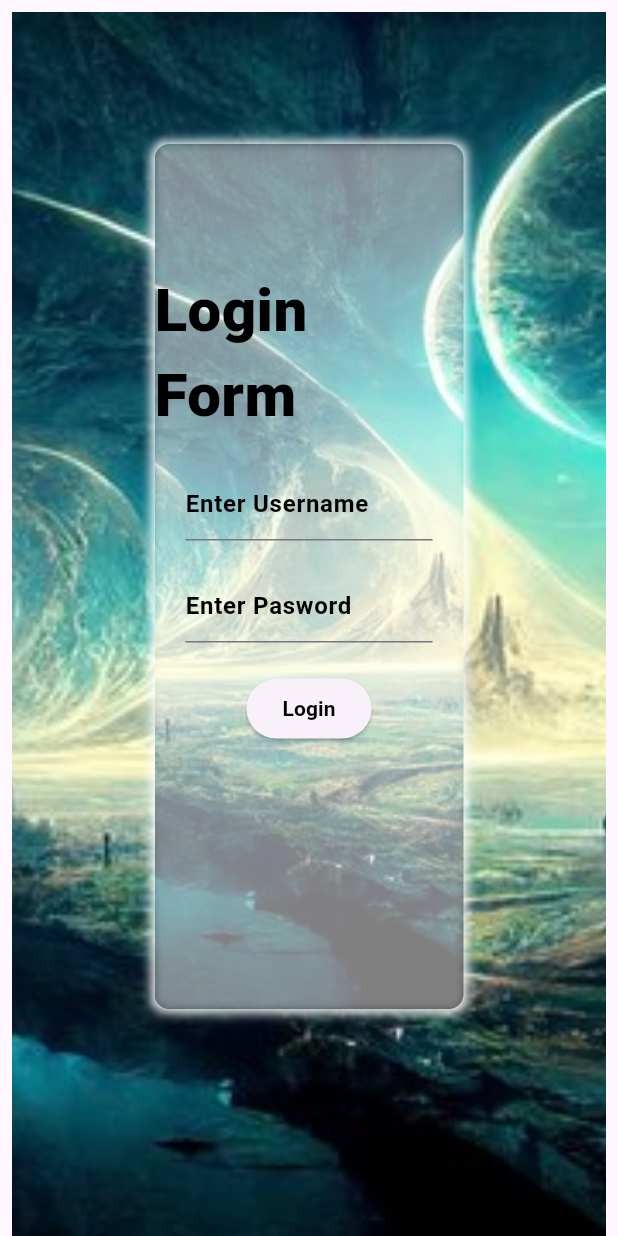
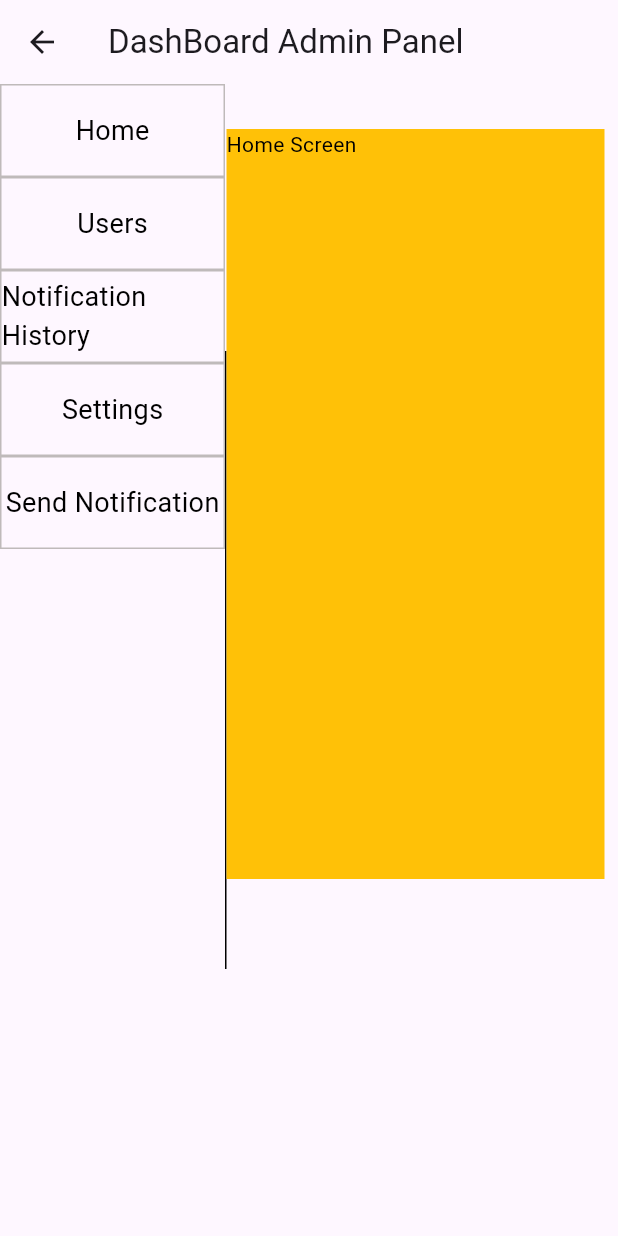
Before and after one commit to AadityaaGupta/webdashboardadminpanel, a Flutter app: the screen it shows after launch, after a tap on "Login", on a phone screen of 412 x 824 dp. Run offline on Flutter 3.47's test engine with Material 3 defaults, Android fonts, the phone set to English and light mode, and no system bars.

```diff
--- /dev/null
+++ b/lib/Dashboard_homescreen.dart
@@ -0,0 +1,20 @@
+
+
+import 'package:flutter/cupertino.dart';
+import 'package:flutter/material.dart';
+
+
+class MainHomeScreen extends StatefulWidget{
+  @override
+  State<MainHomeScreen> createState() => _MainHomeScreenState();
+}
+class _MainHomeScreenState extends State<MainHomeScreen> {
+  @override
+  Widget build(BuildContext context) {
+  return Container(
+      height: 500,
+      color: Colors.amber,
+      child: Text('Home Screen',style: TextStyle(color: Colors.black),),
+    );
+  }
+}
--- a/lib/Login.dart
+++ b/lib/Login.dart
@@ -1,4 +1,6 @@
 import 'package:flutter/material.dart';
+
+import 'dashboard_admin_panel.dart';
 
 
 class Login extends StatefulWidget {
@@ -99,7 +101,9 @@ class _LoginState extends State<Login> {
                             ),
                             Center(
                                 child: ElevatedButton(
-                              onPressed: () {},
+                              onPressed: () {
+                                Navigator.push(context, MaterialPageRoute(builder: (context)=>DashBoardAdminPanelScreen()));
+                              },
                               child: Text('Login',
                                   style: TextStyle(
                                     fontWeight: FontWeight.bold,
--- /dev/null
+++ b/lib/dashboard_admin_panel.dart
@@ -0,0 +1,82 @@
+import 'package:flutter/foundation.dart';
+import 'package:flutter/material.dart';
+import 'package:flutter/widgets.dart';
+
+import 'Dashboard_homescreen.dart';
+import 'dashboard_left.dart';
+import 'dashboard_notificationhistory_screen.dart';
+import 'dashboard_sendnotification_screen.dart';
+import 'dashboard_settingsscreen.dart';
+import 'dashboard_usersscreen.dart';
+
+
+class DashBoardAdminPanelScreen extends StatefulWidget {
+  const DashBoardAdminPanelScreen({super.key});
+
+  @override
+  State<DashBoardAdminPanelScreen> createState() => _DashBoardAdminPanelScreenState();
+}
+
+class _DashBoardAdminPanelScreenState extends State<DashBoardAdminPanelScreen> {
+  int indexMain = 0;
+
+  Widget ChangeData(int index) {
+    switch (index) {
+      case 0:
+      print("object");
+        return MainHomeScreen();
+      case 1:
+       print("object1");
+        return UsersScreen();
+      case 2:
+       print("object2");
+        return NotificationHistoryScreen();
+        case 3:
+       print("object3");
+        return SettingsScreen();
+        case 4:
+       print("object4");
+        return SendNotificationScreen();
+      default:
+        MainHomeScreen();
+    }
+    return (Container(
+      child: Text('dataaaa'),
+    ));
+  }
+
+  @override
+  Widget build(BuildContext context) {
+    return Scaffold(
+        appBar: AppBar(
+          title: Text("DashBoard Admin Panel"),
+        ),
+        body: Row(
+          children: [
+            Container(
+              width: 150,
+              child: DashBoardAdminPanelLeft((index) {
+                ChangeData(indexMain);
+                setState(() {
+                  indexMain = index;
+                });
+              }),
+            ),
+            Container(
+              width: 1,
+              color: Colors.black,
+              height: MediaQuery.of(context).size.width,
+            ),
+            Column(
+              children: [
+                Container(
+                  margin: EdgeInsets.fromLTRB(0, 30, 0, 0),
+                  width:  MediaQuery.of(context).size.width - 160,
+                  child: ChangeData(indexMain),
+                ),
+              ],
+            ),
+          ],
+        ));
+  }
+}
--- /dev/null
+++ b/lib/dashboard_left.dart
@@ -0,0 +1,64 @@
+import 'dart:math';
+import 'package:flutter/cupertino.dart';
+import 'package:flutter/material.dart';
+
+
+class DashBoardAdminPanelLeft extends StatefulWidget {
+  Function(int ) onClick;
+  DashBoardAdminPanelLeft(this.onClick);
+  @override
+  State<DashBoardAdminPanelLeft> createState() => _DashBoardAdminPanelLeftState();
+}
+
+class DashboardAdminPanelLeft {
+  String title;
+  DashboardAdminPanelLeft(this.title);
+}
+
+List<DashboardAdminPanelLeft> DashboardAdminPanelLeftList = [
+  DashboardAdminPanelLeft('Home'),
+  DashboardAdminPanelLeft('Users'),
+  DashboardAdminPanelLeft('Notification History'),
+  DashboardAdminPanelLeft('Settings'),
+  DashboardAdminPanelLeft('Send Notification'),
+];
+
+class _DashBoardAdminPanelLeftState extends State<DashBoardAdminPanelLeft> {
+  int SelectIndex = 0;
+  @override
+  Widget build(BuildContext context) {
+    return Expanded(
+      child: ListView.builder(
+          scrollDirection: Axis.vertical,
+          itemCount: DashboardAdminPanelLeftList.length,
+          itemBuilder: (context, index) {
+            return Container(
+                decoration: BoxDecoration(
+                    border: Border.all(width: 1, color: const Color.fromARGB(255, 191, 186, 186))),
+                child: InkResponse(
+                    child: Column(
+                      children: [
+                        Container(
+                          alignment: Alignment.center,
+                          width: MediaQuery.of(context).size.width,
+                          height: 60,
+                          child: InkWell(
+                            child: Text(DashboardAdminPanelLeftList[index].title,
+                                style: TextStyle(
+                                    color: Colors.black, fontSize: 18)),
+                            onTap: () {
+                              widget.onClick.call(index);
+                              setState(() {
+                                SelectIndex = index;
+                                print("object");
+                              });
+                            },
+                          ),
+                        )
+                      ],
+                    ),
+                    onTap: () {}));
+          }),
+    );
+  }
+}
--- /dev/null
+++ b/lib/dashboard_notificationhistory_screen.dart
@@ -0,0 +1,17 @@
+
+
+import 'package:flutter/cupertino.dart';
+import 'package:flutter/material.dart';
+
+class NotificationHistoryScreen extends StatelessWidget{
+  @override
+  Widget build(BuildContext context) {
+   return Container(
+     child: Container(
+          height: 500,
+          child: Text('Notification History',style: TextStyle(color: Colors.black),),
+        ),
+   );
+  }
+
+}
--- /dev/null
+++ b/lib/dashboard_sendnotification_screen.dart
@@ -0,0 +1,15 @@
+
+
+
+import 'package:flutter/cupertino.dart';
+import 'package:flutter/material.dart';
+
+class SendNotificationScreen extends StatelessWidget{
+  @override
+  Widget build(BuildContext context) {
+    return Container(
+      child: Text('Send Notification',style: TextStyle(color: Colors.black),)
+    );
+  }
+
+}
--- /dev/null
+++ b/lib/dashboard_settingsscreen.dart
@@ -0,0 +1,15 @@
+
+
+
+import 'package:flutter/cupertino.dart';
+import 'package:flutter/material.dart';
+
+class SettingsScreen extends StatelessWidget{
+  @override
+  Widget build(BuildContext context) {
+    return Container(
+      child:  Text('Settings Screen',style: TextStyle(color: Colors.black),),
+    );
+  }
+
+}
--- /dev/null
+++ b/lib/dashboard_usersscreen.dart
@@ -0,0 +1,15 @@
+
+
+
+import 'package:flutter/cupertino.dart';
+import 'package:flutter/material.dart';
+
+class UsersScreen extends StatelessWidget{
+  @override
+  Widget build(BuildContext context) {
+    return Container(
+      child:  Text('Users Screen',style: TextStyle(color: Colors.black),),
+    );
+  }
+
+}
```
Also changed, not shown: 1 other file.
